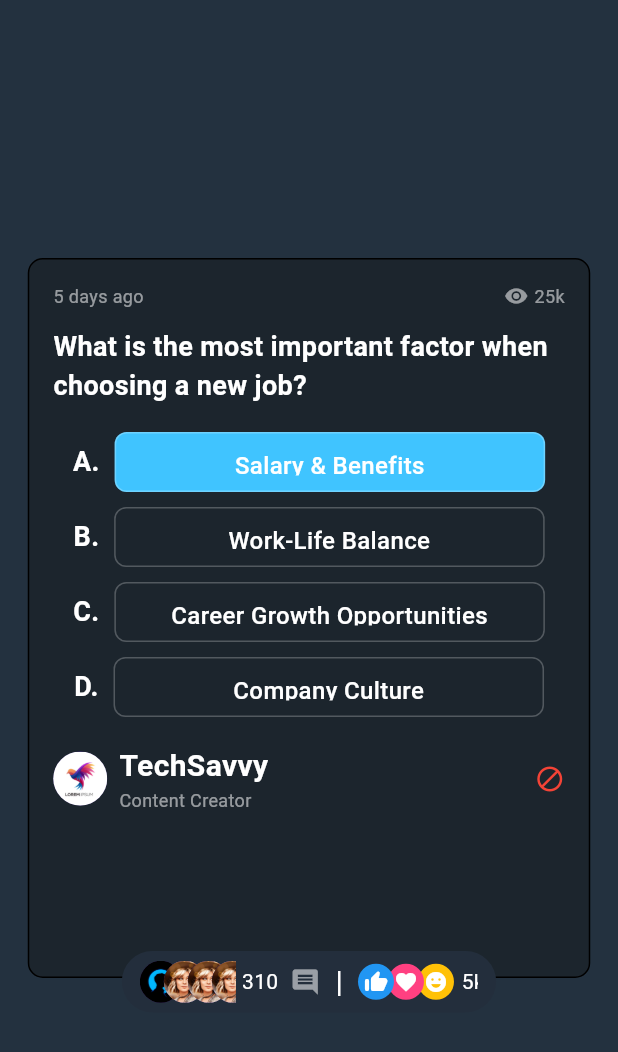
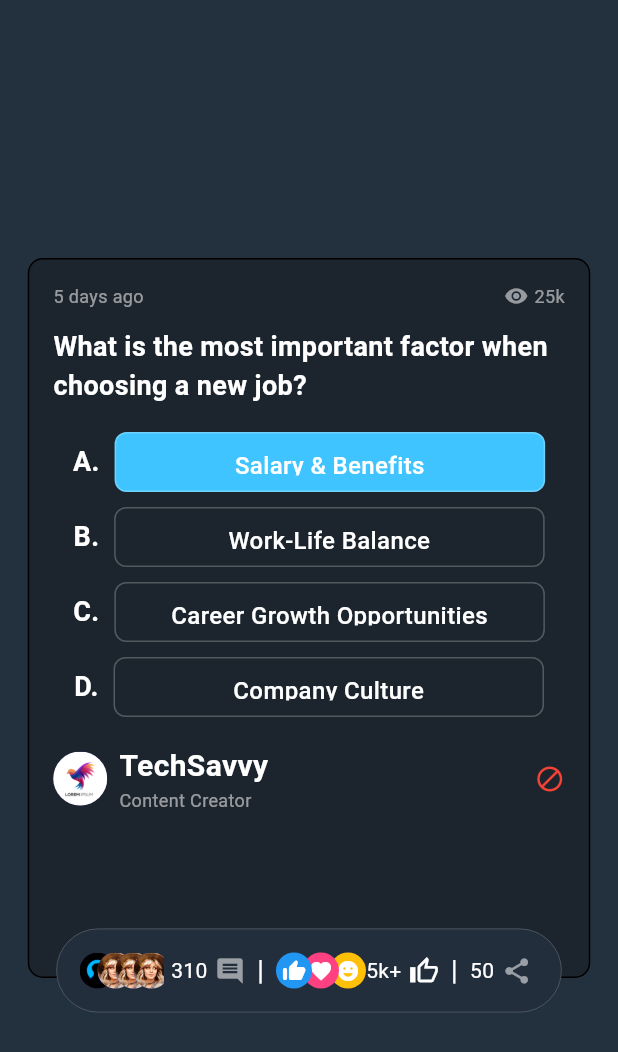
Before and after one commit to rajni2002491/BlueCs, a Flutter app: the PollCard widget shown alone on an empty page, opened directly, on a phone screen of 412 x 824 dp. Shown: the top 1052 px of the screen. Run offline on Flutter 3.47's test engine with Material 3 defaults, Android fonts, the phone set to English and light mode, and no system bars.

Commit message:
fix done actionbar

```diff
--- a/lib/home_page.dart
+++ b/lib/home_page.dart
@@ -64,9 +64,9 @@ class HomePage extends StatelessWidget {
           TopNavBar(),
           const SizedBox(height: 15),
           PostCard(imagePath: 'assets/images/bluecs1.png'),
-          const SizedBox(height: 15),
+          const SizedBox(height: 30),
           PostCard(imagePath: 'assets/images/bluecs2.png'),
-          const SizedBox(height: 15),
+          const SizedBox(height: 30),
           VideoCard(),
           const SizedBox(height: 15),
           TextCard(),
--- a/lib/widgets.dart
+++ b/lib/widgets.dart
@@ -102,11 +102,11 @@ class PostCard extends StatelessWidget {
                 ],
               ),
               Positioned(
-                left: (358 * 0.15),
-                right: (358 * 0.15),
+                left: (358 - 322) / 2,
+                right: (358 - 322) / 2,
                 bottom: -24,
                 child: SizedBox(
-                  width: 358 * 0.7,
+                  width: 322,
                   child: ActionBar(),
                 ),
               ),
@@ -225,11 +225,11 @@ class VideoCard extends StatelessWidget {
                 ],
               ),
               Positioned(
-                left: (358 * 0.15),
-                right: (358 * 0.15),
+                left: (358 - 322) / 2,
+                right: (358 - 322) / 2,
                 bottom: -24,
                 child: SizedBox(
-                  width: 358 * 0.7,
+                  width: 322,
                   child: ActionBar(),
                 ),
               ),
@@ -391,11 +391,11 @@ class TextCard extends StatelessWidget {
                 ],
               ),
               Positioned(
-                left: (358 * 0.15),
-                right: (358 * 0.15),
+                left: (358 - 322) / 2,
+                right: (358 - 322) / 2,
                 bottom: -24,
                 child: SizedBox(
-                  width: 358 * 0.7,
+                  width: 322,
                   child: ActionBar(),
                 ),
               ),
@@ -507,11 +507,11 @@ class PollCard extends StatelessWidget {
                 ],
               ),
               Positioned(
-                left: (358 * 0.15),
-                right: (358 * 0.15),
+                left: (358 - 322) / 2,
+                right: (358 - 322) / 2,
                 bottom: -24,
                 child: SizedBox(
-                  width: 358 * 0.7,
+                  width: 322,
                   child: ActionBar(),
                 ),
               ),
@@ -575,29 +575,30 @@ class PollOption extends StatelessWidget {
 class ActionBar extends StatelessWidget {
   @override
   Widget build(BuildContext context) {
-    return Padding(
-      padding: const EdgeInsets.symmetric(horizontal: 8.0, vertical: 0.0),
+    return Center(
       child: Container(
+        width: 340,
+        height: 56,
         decoration: BoxDecoration(
           color: const Color(0xFF232E3C),
           borderRadius: BorderRadius.circular(50),
+          border: Border.all(color: Colors.white24, width: 0.5),
         ),
-        padding: const EdgeInsets.symmetric(horizontal: 12, vertical: 6),
-        child: SingleChildScrollView(
-          scrollDirection: Axis.horizontal,
+        padding: const EdgeInsets.fromLTRB(15, 3, 15, 3),
         child: Row(
+          mainAxisAlignment: MainAxisAlignment.start,
+          crossAxisAlignment: CrossAxisAlignment.center,
           children: [
-              // Overlapping avatars
             SizedBox(
-                width: 64,
-                height: 28,
+              width: 56,
+              height: 24,
               child: Stack(
                 children: [
                   for (int i = 0; i < 4; i++)
                     Positioned(
-                        left: i * 16,
+                      left: i * 12,
                       child: CircleAvatar(
-                          radius: 14,
+                        radius: 12,
                         backgroundImage:
                             AssetImage('assets/images/avatar${i + 1}.png'),
                       ),
@@ -605,20 +606,20 @@ class ActionBar extends StatelessWidget {
                 ],
               ),
             ),
-              const SizedBox(width: 4),
-              Text('310', style: TextStyle(color: Colors.white)),
+            const SizedBox(width: 5),
+            Text('310', style: TextStyle(color: Colors.white, fontSize: 14)),
+            const SizedBox(width: 5),
+            Icon(Icons.comment, color: Colors.white54, size: 20),
             const SizedBox(width: 8),
-              Icon(Icons.comment, color: Colors.white54, size: 20),
-              const SizedBox(width: 10),
-              Text("|", style: TextStyle(color: Colors.white, fontSize: 20)),
-              const SizedBox(width: 10),
+            Text("|", style: TextStyle(color: Colors.white, fontSize: 18)),
+            const SizedBox(width: 8),
             Row(
               children: [
                 Stack(
                   clipBehavior: Clip.none,
                   children: [
                     Positioned(
-                        left: 40,
+                      left: 36,
                       child: CircleAvatar(
                         radius: 12,
                         backgroundColor: Colors.amber,
@@ -627,7 +628,7 @@ class ActionBar extends StatelessWidget {
                       ),
                     ),
                     Positioned(
-                        left: 20,
+                      left: 18,
                       child: CircleAvatar(
                         radius: 12,
                         backgroundColor: Colors.pinkAccent,
@@ -643,21 +644,21 @@ class ActionBar extends StatelessWidget {
                     ),
                   ],
                 ),
-                  const SizedBox(width: 45),
-                  Text('5k+', style: TextStyle(color: Colors.white)),
-                  const SizedBox(width: 8),
+                const SizedBox(width: 36),
+                Text('5k+',
+                    style: TextStyle(color: Colors.white, fontSize: 14)),
+                const SizedBox(width: 5),
                 Icon(Icons.thumb_up_alt_outlined,
                     color: Colors.white, size: 20),
-                  const SizedBox(width: 10),
+                const SizedBox(width: 8),
               ],
             ),
-              Text("|", style: TextStyle(color: Colors.white, fontSize: 20)),
+            Text("|", style: TextStyle(color: Colors.white, fontSize: 18)),
             const SizedBox(width: 8),
-              Text('50', style: TextStyle(color: Colors.white)),
+            Text('50', style: TextStyle(color: Colors.white, fontSize: 14)),
             const SizedBox(width: 5),
             Icon(Icons.share, color: Colors.white54, size: 20),
           ],
-          ),
         ),
       ),
     );
```
Lines whose indentation alone changed are shown as unchanged.
